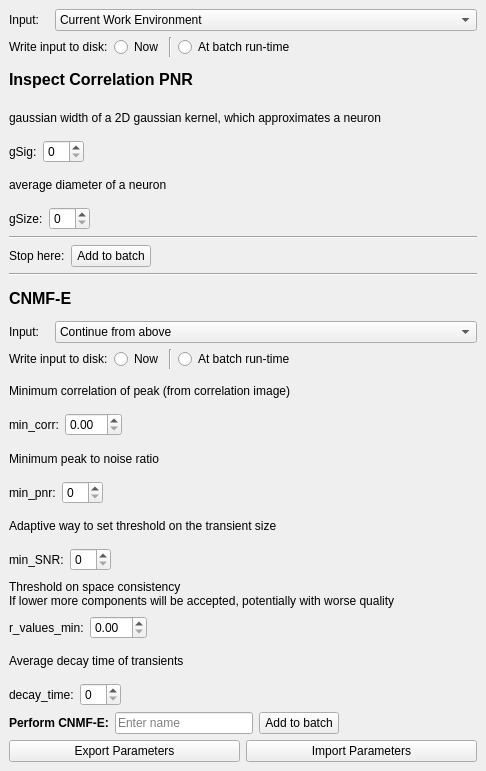
kushalkolar/MESmerize, file viewer_modules/modules/ui_files/cnmfe_pytemplate.ui: the form before one commit.
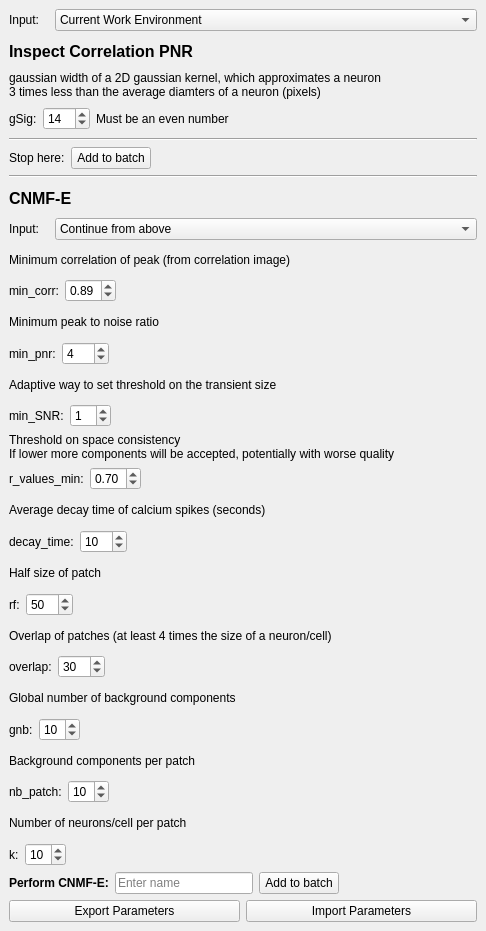
The form after the commit.

Diff of the .ui file:
```diff
--- a/viewer_modules/modules/ui_files/cnmfe_pytemplate.ui
+++ b/viewer_modules/modules/ui_files/cnmfe_pytemplate.ui
@@ -10,7 +10,7 @@
     <x>0</x>
     <y>0</y>
     <width>486</width>
-    <height>771</height>
+    <height>931</height>
    </rect>
   </property>
   <property name="floating">
@@ -21,6 +21,74 @@
   </property>
   <widget class="QWidget" name="dockWidgetContents">
    <layout class="QGridLayout" name="gridLayout">
+    <item row="22" column="0">
+     <layout class="QHBoxLayout" name="horizontalLayout_18">
+      <item>
+       <widget class="QLabel" name="label_26">
+        <property name="text">
+         <string>overlap:</string>
+        </property>
+       </widget>
+      </item>
+      <item>
+       <widget class="QSpinBox" name="spinBoxOverlap">
+        <property name="maximum">
+         <number>999</number>
+        </property>
+        <property name="value">
+         <number>30</number>
+        </property>
+       </widget>
+      </item>
+      <item>
+       <spacer name="horizontalSpacer_11">
+        <property name="orientation">
+         <enum>Qt::Horizontal</enum>
+        </property>
+        <property name="sizeHint" stdset="0">
+         <size>
+          <width>40</width>
+          <height>20</height>
+         </size>
+        </property>
+       </spacer>
+      </item>
+     </layout>
+    </item>
+    <item row="24" column="0">
+     <layout class="QHBoxLayout" name="horizontalLayout_19">
+      <item>
+       <widget class="QLabel" name="label_27">
+        <property name="text">
+         <string>gnb:</string>
+        </property>
+       </widget>
+      </item>
+      <item>
+       <widget class="QSpinBox" name="spinBoxGnb">
+        <property name="maximum">
+         <number>99</number>
+        </property>
+        <property name="value">
+         <number>10</number>
+        </property>
+       </widget>
+      </item>
+      <item>
+       <spacer name="horizontalSpacer_12">
+        <property name="orientation">
+         <enum>Qt::Horizontal</enum>
+        </property>
+        <property name="sizeHint" stdset="0">
+         <size>
+          <width>40</width>
+          <height>20</height>
+         </size>
+        </property>
+       </spacer>
+      </item>
+     </layout>
+    </item>
     <item row="0" column="0">
      <layout class="QHBoxLayout" name="horizontalLayout_4">
       <item>
@@ -53,7 +121,7 @@
       </item>
      </layout>
     </item>
-    <item row="2" column="0">
+    <item row="1" column="0">
      <widget class="QLabel" name="label_5">
       <property name="font">
        <font>
@@ -70,14 +138,15 @@
       </property>
      </widget>
     </item>
-    <item row="3" column="0">
+    <item row="2" column="0">
      <widget class="QLabel" name="label_2">
       <property name="text">
-       <string>gaussian width of a 2D gaussian kernel, which approximates a neuron</string>
+       <string>gaussian width of a 2D gaussian kernel, which approximates a neuron
+3 times less than the average diamters of a neuron (pixels)</string>
       </property>
      </widget>
     </item>
-    <item row="4" column="0">
+    <item row="3" column="0">
      <layout class="QHBoxLayout" name="horizontalLayout">
       <item>
        <widget class="QLabel" name="label">
@@ -87,7 +156,27 @@
        </widget>
       </item>
       <item>
-       <widget class="QSpinBox" name="spinBoxGSig"/>
+       <widget class="QSpinBox" name="spinBoxGSig">
+        <property name="minimum">
+         <number>2</number>
+        </property>
+        <property name="maximum">
+         <number>998</number>
+        </property>
+        <property name="singleStep">
+         <number>2</number>
+        </property>
+        <property name="value">
+         <number>14</number>
+        </property>
+       </widget>
+      </item>
+      <item>
+       <widget class="QLabel" name="label_22">
+        <property name="text">
+         <string>Must be an even number</string>
+        </property>
+       </widget>
       </item>
       <item>
        <spacer name="horizontalSpacer">
@@ -104,48 +193,14 @@
       </item>
      </layout>
     </item>
-    <item row="5" column="0">
-     <widget class="QLabel" name="label_4">
-      <property name="text">
-       <string>average diameter of a neuron</string>
-      </property>
-     </widget>
-    </item>
-    <item row="6" column="0">
-     <layout class="QHBoxLayout" name="horizontalLayout_2">
-      <item>
-       <widget class="QLabel" name="label_3">
-        <property name="text">
-         <string>gSize:</string>
-        </property>
-       </widget>
-      </item>
-      <item>
-       <widget class="QSpinBox" name="spinBoxGSize"/>
-      </item>
-      <item>
-       <spacer name="horizontalSpacer_2">
-        <property name="orientation">
-         <enum>Qt::Horizontal</enum>
-        </property>
-        <property name="sizeHint" stdset="0">
-         <size>
-          <width>40</width>
-          <height>20</height>
-         </size>
-        </property>
-       </spacer>
-      </item>
-     </layout>
-    </item>
-    <item row="7" column="0">
+    <item row="4" column="0">
      <widget class="Line" name="line">
       <property name="orientation">
        <enum>Qt::Horizontal</enum>
       </property>
      </widget>
     </item>
-    <item row="8" column="0">
+    <item row="5" column="0">
      <layout class="QHBoxLayout" name="horizontalLayout_3">
       <item>
        <widget class="QLabel" name="label_9">
@@ -176,14 +231,14 @@
       </item>
      </layout>
     </item>
-    <item row="9" column="0">
+    <item row="6" column="0">
      <widget class="Line" name="line_2">
       <property name="orientation">
        <enum>Qt::Horizontal</enum>
       </property>
      </widget>
     </item>
-    <item row="10" column="0">
+    <item row="7" column="0">
      <widget class="QLabel" name="label_20">
       <property name="font">
        <font>
@@ -197,7 +252,7 @@
       </property>
      </widget>
     </item>
-    <item row="11" column="0">
+    <item row="8" column="0">
      <layout class="QHBoxLayout" name="horizontalLayout_5">
       <item>
        <widget class="QLabel" name="label_6">
@@ -228,14 +283,14 @@
       </item>
      </layout>
     </item>
-    <item row="13" column="0">
+    <item row="9" column="0">
      <widget class="QLabel" name="label_7">
       <property name="text">
        <string>Minimum correlation of peak (from correlation image)</string>
       </property>
      </widget>
     </item>
-    <item row="14" column="0">
+    <item row="10" column="0">
      <layout class="QHBoxLayout" name="horizontalLayout_6">
       <item>
        <widget class="QLabel" name="label_8">
@@ -245,7 +300,17 @@
        </widget>
       </item>
       <item>
-       <widget class="QDoubleSpinBox" name="doubleSpinBoxMinCorr"/>
+       <widget class="QDoubleSpinBox" name="doubleSpinBoxMinCorr">
+        <property name="maximum">
+         <double>1.000000000000000</double>
+        </property>
+        <property name="singleStep">
+         <double>0.010000000000000</double>
+        </property>
+        <property name="value">
+         <double>0.890000000000000</double>
+        </property>
+       </widget>
       </item>
       <item>
        <spacer name="horizontalSpacer_4">
@@ -262,14 +327,14 @@
       </item>
      </layout>
     </item>
-    <item row="15" column="0">
+    <item row="11" column="0">
      <widget class="QLabel" name="label_11">
       <property name="text">
        <string>Minimum peak to noise ratio</string>
       </property>
      </widget>
     </item>
-    <item row="16" column="0">
+    <item row="12" column="0">
      <layout class="QHBoxLayout" name="horizontalLayout_7">
       <item>
        <widget class="QLabel" name="label_10">
@@ -279,7 +344,14 @@
        </widget>
       </item>
       <item>
-       <widget class="QSpinBox" name="spinBoxMinPNR"/>
+       <widget class="QSpinBox" name="spinBoxMinPNR">
+        <property name="maximum">
+         <number>999</number>
+        </property>
+        <property name="value">
+         <number>4</number>
+        </property>
+       </widget>
       </item>
       <item>
        <spacer name="horizontalSpacer_5">
@@ -296,14 +368,14 @@
       </item>
      </layout>
     </item>
-    <item row="17" column="0">
+    <item row="13" column="0">
      <widget class="QLabel" name="label_13">
       <property name="text">
        <string>Adaptive way to set threshold on the transient size</string>
       </property>
      </widget>
     </item>
-    <item row="18" column="0">
+    <item row="14" column="0">
      <layout class="QHBoxLayout" name="horizontalLayout_8">
       <item>
        <widget class="QLabel" name="label_12">
@@ -313,7 +385,11 @@
        </widget>
       </item>
       <item>
-       <widget class="QSpinBox" name="spinBoxMinSNR"/>
+       <widget class="QSpinBox" name="spinBoxMinSNR">
+        <property name="value">
+         <number>1</number>
+        </property>
+       </widget>
       </item>
       <item>
        <spacer name="horizontalSpacer_6">
@@ -330,7 +406,7 @@
       </item>
      </layout>
     </item>
-    <item row="19" column="0">
+    <item row="15" column="0">
      <widget class="QLabel" name="label_14">
       <property name="text">
        <string>Threshold on space consistency 
@@ -338,7 +414,7 @@
       </property>
      </widget>
     </item>
-    <item row="20" column="0">
+    <item row="16" column="0">
      <layout class="QHBoxLayout" name="horizontalLayout_9">
       <item>
        <widget class="QLabel" name="label_15">
@@ -348,7 +424,17 @@
        </widget>
       </item>
       <item>
-       <widget class="QDoubleSpinBox" name="doubleSpinBoxRValuesMin"/>
+       <widget class="QDoubleSpinBox" name="doubleSpinBoxRValuesMin">
+        <property name="maximum">
+         <double>1.000000000000000</double>
+        </property>
+        <property name="singleStep">
+         <double>0.025000000000000</double>
+        </property>
+        <property name="value">
+         <double>0.700000000000000</double>
+        </property>
+       </widget>
       </item>
       <item>
        <spacer name="horizontalSpacer_7">
@@ -365,14 +451,14 @@
       </item>
      </layout>
     </item>
-    <item row="21" column="0">
+    <item row="17" column="0">
      <widget class="QLabel" name="label_17">
       <property name="text">
-       <string>Average decay time of transients</string>
+       <string>Average decay time of calcium spikes (seconds)</string>
       </property>
      </widget>
     </item>
-    <item row="22" column="0">
+    <item row="18" column="0">
      <layout class="QHBoxLayout" name="horizontalLayout_10">
       <item>
        <widget class="QLabel" name="label_16">
@@ -382,7 +468,17 @@
        </widget>
       </item>
       <item>
-       <widget class="QSpinBox" name="spinBoxDecayTime"/>
+       <widget class="QSpinBox" name="spinBoxDecayTime">
+        <property name="minimum">
+         <number>1</number>
+        </property>
+        <property name="maximum">
+         <number>999</number>
+        </property>
+        <property name="value">
+         <number>10</number>
+        </property>
+       </widget>
       </item>
       <item>
        <spacer name="horizontalSpacer_8">
@@ -399,7 +495,7 @@
       </item>
      </layout>
     </item>
-    <item row="23" column="0">
+    <item row="29" column="0">
      <layout class="QHBoxLayout" name="horizontalLayout_11">
       <item>
        <widget class="QLabel" name="label_18">
@@ -443,7 +539,7 @@
       </item>
      </layout>
     </item>
-    <item row="24" column="0">
+    <item row="30" column="0">
      <layout class="QHBoxLayout" name="horizontalLayout_12">
       <item>
        <widget class="QPushButton" name="btnExport">
@@ -461,90 +557,29 @@
       </item>
      </layout>
     </item>
-    <item row="12" column="0">
+    <item row="23" column="0">
+     <widget class="QLabel" name="label_28">
+      <property name="text">
+       <string>Global number of background components</string>
+      </property>
+     </widget>
+    </item>
+    <item row="20" column="0">
      <layout class="QHBoxLayout" name="horizontalLayout_13">
       <item>
        <widget class="QLabel" name="label_21">
-        <property name="maximumSize">
-         <size>
-          <width>120</width>
-          <height>16777215</height>
-         </size>
-        </property>
         <property name="text">
-         <string>Write input to disk:</string>
+         <string>rf:</string>
         </property>
        </widget>
       </item>
       <item>
-       <widget class="QRadioButton" name="radioButtonCNMFEInputWriteNow">
-        <property name="text">
-         <string>Now</string>
+       <widget class="QSpinBox" name="spinBoxRf">
+        <property name="maximum">
+         <number>999</number>
         </property>
-       </widget>
-      </item>
-      <item>
-       <widget class="Line" name="line_3">
-        <property name="orientation">
-         <enum>Qt::Vertical</enum>
-        </property>
-       </widget>
-      </item>
-      <item>
-       <widget class="QRadioButton" name="radioButtonCNMFEInputWriteRuntime">
-        <property name="text">
-         <string>At batch run-time</string>
-        </property>
-       </widget>
-      </item>
-      <item>
-       <spacer name="horizontalSpacer_11">
-        <property name="orientation">
-         <enum>Qt::Horizontal</enum>
-        </property>
-        <property name="sizeHint" stdset="0">
-         <size>
-          <width>40</width>
-          <height>20</height>
-         </size>
-        </property>
-       </spacer>
-      </item>
-     </layout>
-    </item>
-    <item row="1" column="0">
-     <layout class="QHBoxLayout" name="horizontalLayout_14">
-      <item>
-       <widget class="QLabel" name="label_22">
-        <property name="maximumSize">
-         <size>
-          <width>120</width>
-          <height>16777215</height>
-         </size>
-        </property>
-        <property name="text">
-         <string>Write input to disk:</string>
-        </property>
-       </widget>
-      </item>
-      <item>
-       <widget class="QRadioButton" name="radioButtonInputWriteCorrPNRNow">
-        <property name="text">
-         <string>Now</string>
-        </property>
-       </widget>
-      </item>
-      <item>
-       <widget class="Line" name="line_4">
-        <property name="orientation">
-         <enum>Qt::Vertical</enum>
-        </property>
-       </widget>
-      </item>
-      <item>
-       <widget class="QRadioButton" name="radioButtonInputWriteCorrPNRRuntime">
-        <property name="text">
-         <string>At batch run-time</string>
+        <property name="value">
+         <number>50</number>
         </property>
        </widget>
       </item>
@@ -563,6 +598,102 @@
       </item>
      </layout>
     </item>
+    <item row="21" column="0">
+     <widget class="QLabel" name="label_25">
+      <property name="text">
+       <string>Overlap of patches (at least 4 times the size of a neuron/cell)</string>
+      </property>
+     </widget>
+    </item>
+    <item row="28" column="0">
+     <layout class="QHBoxLayout" name="horizontalLayout_21">
+      <item>
+       <widget class="QLabel" name="label_31">
+        <property name="text">
+         <string>k:</string>
+        </property>
+       </widget>
+      </item>
+      <item>
+       <widget class="QSpinBox" name="spinBoxK">
+        <property name="minimum">
+         <number>1</number>
+        </property>
+        <property name="value">
+         <number>10</number>
+        </property>
+       </widget>
+      </item>
+      <item>
+       <spacer name="horizontalSpacer_14">
+        <property name="orientation">
+         <enum>Qt::Horizontal</enum>
+        </property>
+        <property name="sizeHint" stdset="0">
+         <size>
+          <width>40</width>
+          <height>20</height>
+         </size>
+        </property>
+       </spacer>
+      </item>
+     </layout>
+    </item>
+    <item row="25" column="0">
+     <widget class="QLabel" name="label_30">
+      <property name="text">
+       <string>Background components per patch</string>
+      </property>
+     </widget>
+    </item>
+    <item row="26" column="0">
+     <layout class="QHBoxLayout" name="horizontalLayout_20">
+      <item>
+       <widget class="QLabel" name="label_29">
+        <property name="text">
+         <string>nb_patch:</string>
+        </property>
+       </widget>
+      </item>
+      <item>
+       <widget class="QSpinBox" name="spinBoxNb_patch">
+        <property name="minimum">
+         <number>1</number>
+        </property>
+        <property name="value">
+         <number>10</number>
+        </property>
+       </widget>
+      </item>
+      <item>
+       <spacer name="horizontalSpacer_13">
+        <property name="orientation">
+         <enum>Qt::Horizontal</enum>
+        </property>
+        <property name="sizeHint" stdset="0">
+         <size>
+          <width>40</width>
+          <height>20</height>
+         </size>
+        </property>
+       </spacer>
+      </item>
+     </layout>
+    </item>
+    <item row="19" column="0">
+     <widget class="QLabel" name="label_24">
+      <property name="text">
+       <string>Half size of patch</string>
+      </property>
+     </widget>
+    </item>
+    <item row="27" column="0">
+     <widget class="QLabel" name="label_32">
+      <property name="text">
+       <string>Number of neurons/cell per patch</string>
+      </property>
+     </widget>
+    </item>
    </layout>
   </widget>
  </widget>
```
Left out of the diff: 39 changed lines with no effect on the pictures.
